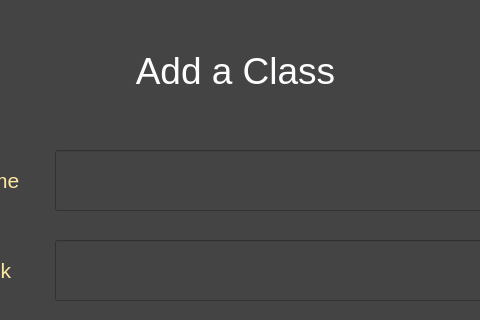
The window that src/addClassGUI.ui (KamranHussain05/linksaver) describes before a commit, drawn with Qt 5; both pictures show x 115 to 595 and y 0 to 320 of the 710 by 512 pixel window.
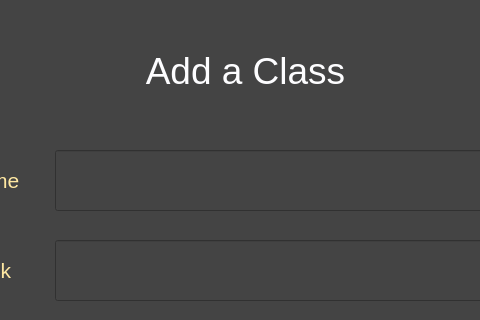
The same window after the commit.

Patch:
```diff
--- a/src/addClassGUI.ui
+++ b/src/addClassGUI.ui
@@ -20,7 +20,7 @@
   <widget class="QLabel" name="label">
    <property name="geometry">
     <rect>
-     <x>250</x>
+     <x>260</x>
      <y>40</y>
      <width>201</width>
      <height>61</height>
```
